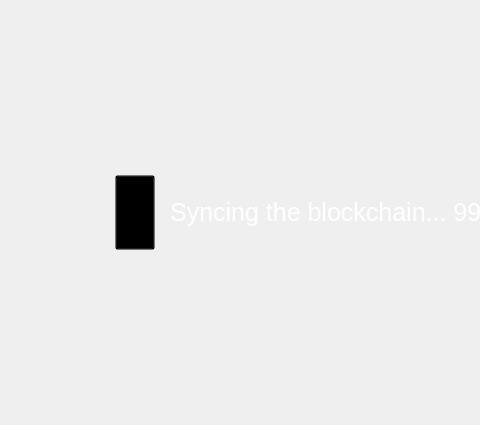
Qt form src/qt/forms/loadingblockchain.ui (NoLimitCoin/NoLimitCoin-Core) before a commit; both pictures show x 0 to 480 and y 0 to 425 of the 702 by 425 pixel window.
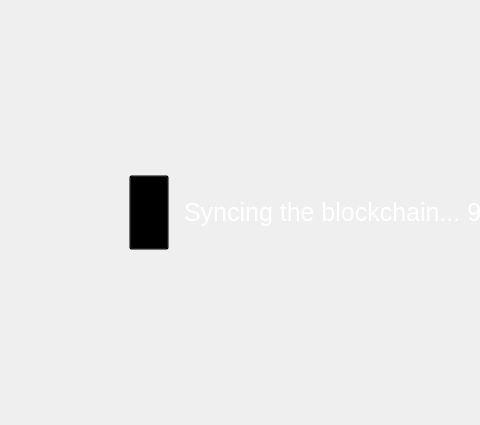
The same form after that commit. Icons and pictures are not drawn.

Commit message: adding tooltip to loader

```diff
--- a/src/qt/forms/loadingblockchain.ui
+++ b/src/qt/forms/loadingblockchain.ui
@@ -75,7 +75,7 @@
 font-size: 25px;</string>
      </property>
      <property name="text">
-      <string>Syncing the blockchain... 99.9999%</string>
+      <string>Syncing the blockchain... 99.99%</string>
      </property>
      <property name="scaledContents">
       <bool>true</bool>
```
The commit also changes 1 other file.
